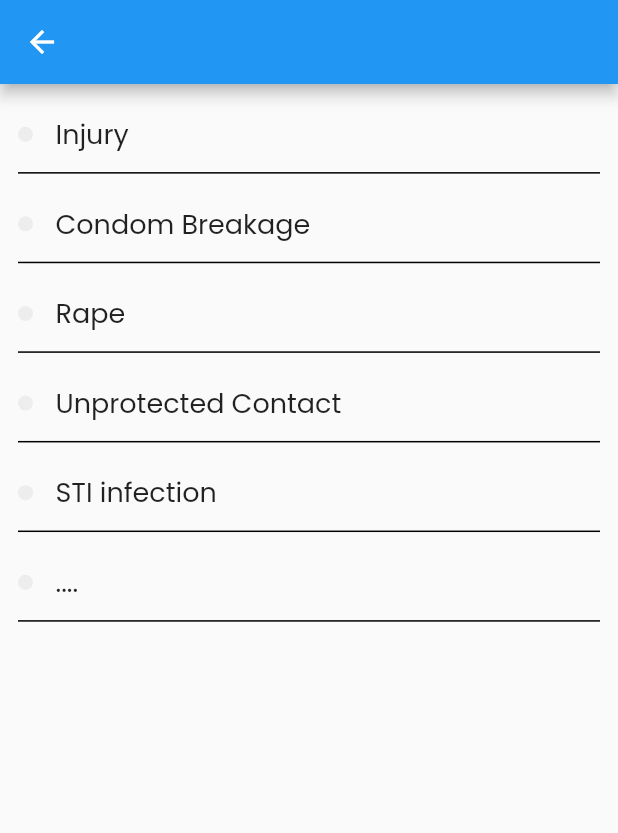
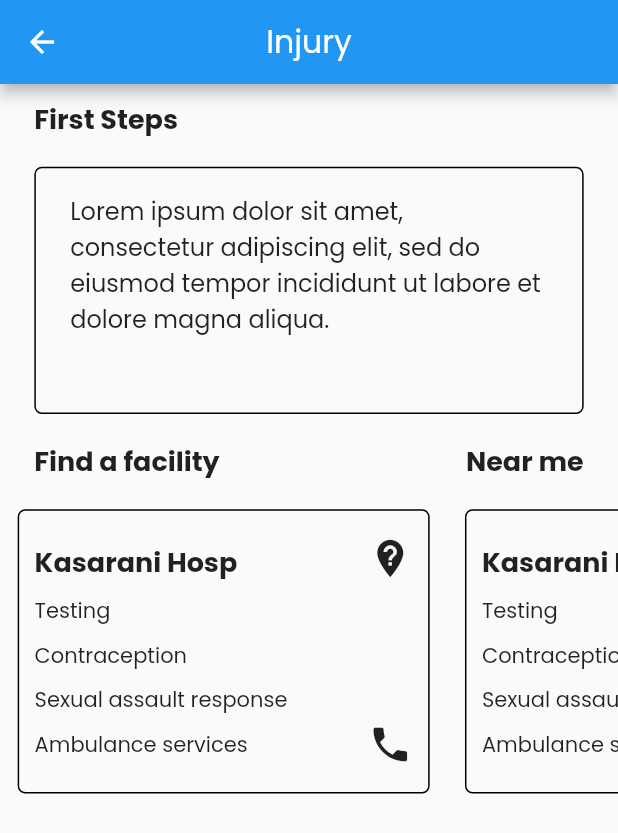
Before and after one commit to SichangiFelix/SHED_solution, a Flutter app: the EmergencySituationsScreen screen opened by its route, after a tap on "Injury", on a phone screen of 412 x 824 dp. Shown: the top 833 px of the screen. Run offline on Flutter 3.47's test engine with Material 2 defaults, Android fonts, the phone set to English and light mode, and no system bars; our stand-ins replace firebase_auth, firebase_core, flutter_svg, google_sign_in; accounts and stored records are empty.

Commit message:
Built the emergency situation, emergency facilities sections

```diff
--- a/lib/main.dart
+++ b/lib/main.dart
@@ -1,7 +1,10 @@
 import 'package:flutter/material.dart';
 import 'package:firebase_core/firebase_core.dart';
 import 'package:project/src/features/authentication/authservices/auth_page.dart';
+import 'package:project/src/features/emergency/screens/emergency_facilities_screen.dart';
 import 'package:project/src/features/emergency/screens/emergency_situations_screen.dart';
+import 'package:project/src/features/emergency/screens/selected_facility_screen.dart';
+import 'package:project/src/features/emergency/screens/selected_situation_screen.dart';
 import 'package:project/src/features/home/screens/home_screen.dart';
 import 'firebase_options.dart';
 import 'src/features/landing/splash_page.dart';
@@ -44,6 +47,9 @@ class MyApp extends StatelessWidget {
         HomeScreen.screenRoute : (context) => HomeScreen(),
         //Emergency
         EmergencySituationsScreen.screenRoute : (context) => EmergencySituationsScreen(),
+        EmergencyFacilitiesScreen.screenRoute : (context) => EmergencyFacilitiesScreen(),
+        SelectedFacilityScreen.screenRoute : (context) => SelectedFacilityScreen(),
+        SelectedSituationScreen.screenRoute : (context) => SelectedSituationScreen(),
       },
     );
   }
--- a/lib/src/features/emergency/screens/emergency_page.dart
+++ b/lib/src/features/emergency/screens/emergency_page.dart
@@ -1,4 +1,5 @@
 import 'package:flutter/material.dart';
+import 'package:project/src/features/emergency/screens/emergency_facilities_screen.dart';
 
 import 'emergency_situations_screen.dart';
 
@@ -31,7 +32,7 @@ class EmergencyPage extends StatelessWidget {
                 if(index == 0){
                   Navigator.pushNamed(context, EmergencySituationsScreen.screenRoute);
                 }else{
-                  //Navigator.pushNamed(context, EmergencySituationsScreen.screenRoute);
+                  Navigator.pushNamed(context, EmergencyFacilitiesScreen.screenRoute);
                 }
               },
               child: Container(
--- a/lib/src/features/emergency/screens/emergency_situations_screen.dart
+++ b/lib/src/features/emergency/screens/emergency_situations_screen.dart
@@ -1,4 +1,5 @@
 import 'package:flutter/material.dart';
+import 'package:project/src/features/emergency/screens/selected_situation_screen.dart';
 
 class EmergencySituationsScreen extends StatelessWidget {
 
@@ -29,7 +30,7 @@ class EmergencySituationsScreen extends StatelessWidget {
             return InkWell(
               onTap: (){
                 if(index == 0){
-                  //Navigator.pushNamed(context, EmergencySituationsScreen.screenRoute);
+                  Navigator.pushNamed(context, SelectedSituationScreen.screenRoute);
                 }else{
                   //Navigator.pushNamed(context, EmergencySituationsScreen.screenRoute);
                 }
--- /dev/null
+++ b/lib/src/features/emergency/screens/selected_situation_screen.dart
@@ -0,0 +1,146 @@
+import 'package:flutter/material.dart';
+
+class SelectedSituationScreen extends StatelessWidget {
+
+  static const String screenRoute = "/selectedSituation";
+
+  const SelectedSituationScreen({Key? key}) : super(key: key);
+
+  @override
+  Widget build(BuildContext context) {
+    double screenWidth = MediaQuery.of(context).size.width;
+    double screenHeight = MediaQuery.of(context).size.height;
+
+    return Scaffold(
+      appBar: AppBar(
+        centerTitle: true,
+        title: const Text("Injury",
+          style: TextStyle(
+            fontSize: 21,
+          ),
+        ),
+      ),
+      body: Column(
+        crossAxisAlignment: CrossAxisAlignment.start,
+        children: [
+          Padding(
+            padding: EdgeInsets.symmetric(horizontal: screenWidth/18, vertical: 10),
+            child: const Text("First Steps",
+              style: TextStyle(
+                fontSize: 18,
+                fontWeight: FontWeight.bold,
+              ),
+            ),
+          ),
+          Container(
+            padding: EdgeInsets.symmetric(horizontal: screenWidth/18, vertical: screenHeight/50),
+            margin: EdgeInsets.symmetric(horizontal: screenWidth/18, vertical: screenHeight/100),
+            height: screenHeight/5,
+            decoration: BoxDecoration(
+                borderRadius: BorderRadius.circular(5),
+                border: Border.all(
+                  width: 1,
+                )
+            ),
+            child: Text("Lorem ipsum dolor sit amet, consectetur adipiscing"
+                " elit, sed do eiusmod tempor incididunt ut labore et"
+                " dolore magna aliqua.",
+              style: TextStyle(
+                fontSize: 16,
+              ),
+            ),
+          ),
+          Padding(
+            padding: EdgeInsets.symmetric(horizontal: screenWidth/18, vertical: 10),
+            child: Row(
+              mainAxisAlignment: MainAxisAlignment.spaceBetween,
+              children: [
+                Text("Find a facility",
+                  style: TextStyle(
+                    fontSize: 18,
+                    fontWeight: FontWeight.bold,
+                  ),
+                ),Text("Near me",
+                  style: TextStyle(
+                    fontSize: 18,
+                    fontWeight: FontWeight.bold,
+                  ),
+                ),
+              ],
+            ),
+          ),
+          SizedBox(
+            height: screenHeight/4,
+            child: ListView.builder(
+              scrollDirection: Axis.horizontal,
+                itemCount: 4,
+                itemBuilder: (context, index){
+                  return InkWell(
+                    onTap: (){
+                      //Navigator.pushNamed(context, SelectedFacilityScreen.screenRoute);
+                    },
+                    child: Container(
+                      width: screenWidth/1.5,
+                      padding: EdgeInsets.symmetric(horizontal: screenWidth/40, vertical: screenHeight/50),
+                      margin: EdgeInsets.symmetric(horizontal: screenWidth/35, vertical: screenHeight/100),
+                      decoration: BoxDecoration(
+                          borderRadius: BorderRadius.circular(5),
+                          border: Border.all(
+                            width: 1,
+                          )
+                      ),
+                      child: Row(
+                        mainAxisAlignment: MainAxisAlignment.spaceBetween,
+                        children: [
+                          Column(
+                            mainAxisAlignment: MainAxisAlignment.spaceAround,
+                            crossAxisAlignment: CrossAxisAlignment.start,
+                            children: [
+                              Text('Kasarani Hosp',
+                                style: TextStyle(
+                                  fontSize: 18,
+                                  fontWeight: FontWeight.bold,
+                                ),
+                              ),
+                              Text("Testing",
+                                style: TextStyle(
+                                  fontSize: 14,
+                                ),
+                              ),
+                              Text("Contraception",
+                                style: TextStyle(
+                                  fontSize: 14,
+                                ),
+                              ),
+                              Text("Sexual assault response",
+                                style: TextStyle(
+                                  fontSize: 14,
+                                ),
+                              ),
+                              Text("Ambulance services",
+                                style: TextStyle(
+                                  fontSize: 14,
+                                ),
+                              ),
+                            ],
+                          ),
+                          Column(
+                            mainAxisAlignment: MainAxisAlignment.spaceBetween,
+                            crossAxisAlignment: CrossAxisAlignment.start,
+                            children: [
+                              const Icon(Icons.not_listed_location, size: 30,),
+                              const Icon(Icons.phone, size: 30,),
+                            ],
+                          ),
+                        ],
+                      ),
+                    ),
+                  );
+                }
+            ),
+          ),
+        ],
+      ),
+    );
+  }
+}
```
Also changed, not shown: lib/src/features/emergency/screens/emergency_facilities_screen.dart (added, +101 -0 lines), lib/src/features/emergency/screens/selected_facility_screen.dart (added, +143 -0 lines).
